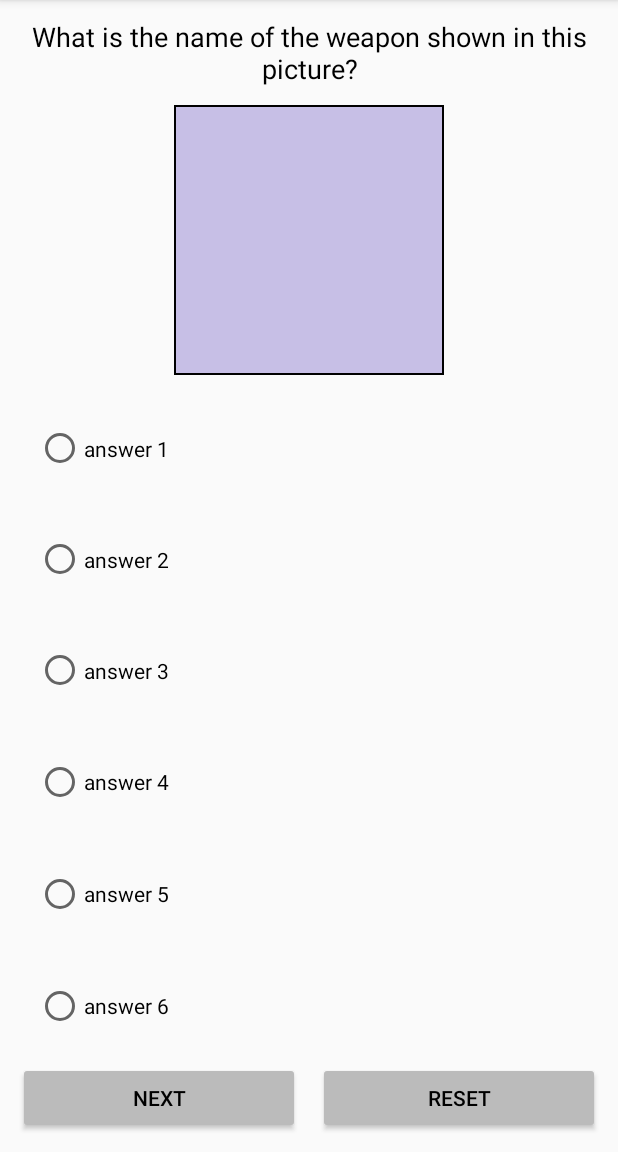
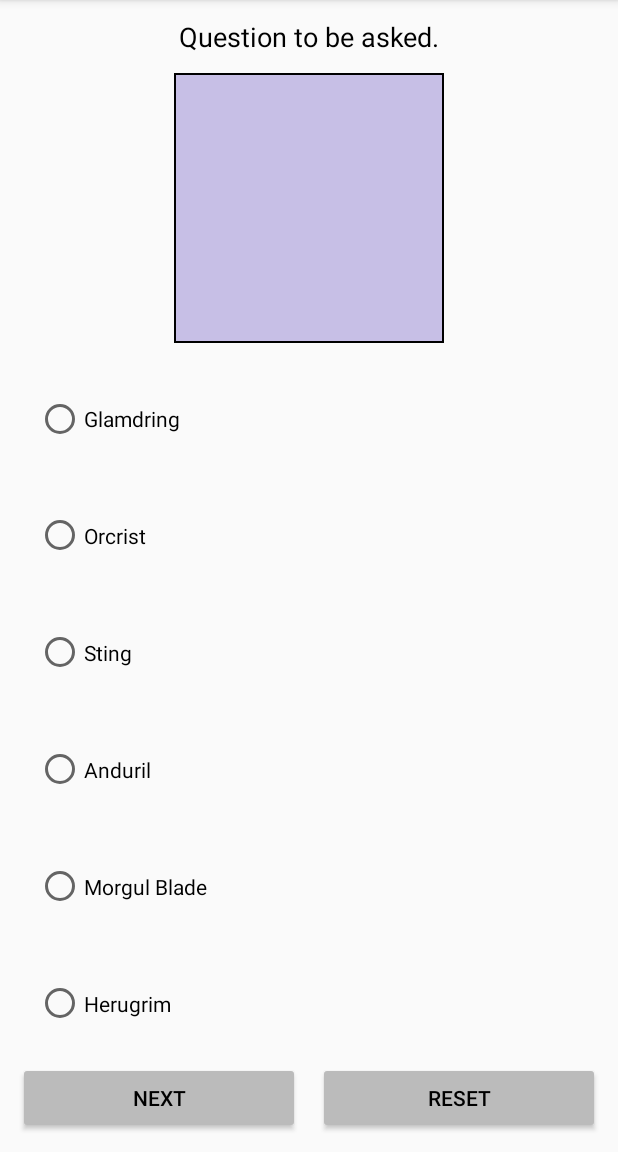
Before and after one commit to ADDPALADIN1983/LordoftheRingsnerdquiz, an Android app: the screen it shows after launch (MainActivity), after a tap on "RESET", on a phone screen of 412 x 824 dp, the part 84-1236 px from its top. Run offline under Robolectric (Android 15) with nearby library versions, the phone set to English and light mode, and no system bars; 1 other tap on this screen came first.

Commit message:
added second isCorrect method in Question class and fine tuned more of the next button functionality

```diff
--- a/app/src/main/java/com/example/alangregos/lordoftheringsnerdquiz/MainActivity.java
+++ b/app/src/main/java/com/example/alangregos/lordoftheringsnerdquiz/MainActivity.java
@@ -3,7 +3,9 @@ package com.example.alangregos.lordoftheringsnerdquiz;
 import android.support.v7.app.AppCompatActivity;
 import android.os.Bundle;
 import android.view.View;
+import android.widget.RadioButton;
 import android.widget.TextView;
+import android.widget.Toast;
 
 
 public class MainActivity extends AppCompatActivity {
@@ -22,16 +24,18 @@ public class MainActivity extends AppCompatActivity {
             "Sting", "Anduril", "Morgul Blade", "Herugrim", R.drawable.Orcrist);
     private Question question6 = new Question(5, "multiple", "Who fought wielding this weapon?", "Bilbo", "Bilbo", "Aaragorn",
             "Gandalf", "Leglas", "Thranduil", "Frodo", R.drawable.The_Hobbit_Sting);
-    private Question question7 = new Question(6, "multiple", "Who fought wielding this weapon?", "", "", "", "Bilbo", "Aragorn",
+    private Question question7 = new Question(6, "multiple", "Who fought wielding this weapon?", "Legolas", "Thorin", null, "Bilbo", "Aragorn",
             "Gandalf", "Legolas", "Thranduil", "Thorin", R.drawable.Orcrist);
     private Question question8 = new Question(7, "multiple", "Who are descended from kings?", "Aragorn", "Legolas", "Thranduil", "Bilbo", "Aragorn",
             "Gandalf", "Legolas", "Thranduil", "Faramir", R.drawable.throne);
 
     private Question question9 = new Question(8, "text", "What is the name of the battering ram from Return of the King?", "Grond", R.drawable.Grond);
     private Question question10 = new Question(9, "text", "What is the name of Gandalf's horse ", "Shadowfax", R.drawable.Shadowfax);
+
+    private Question currentQuestion;
     private int currentQuestionIndex = 0;
     private int numberOfCorrectAnswer = 0;
-    private int totalNumberOfQuestions = 0;
+    private int totalNumberOfQuestions = 13;
 
     @Override
     protected void onCreate(Bundle savedInstanceState) {
@@ -46,23 +50,31 @@ public class MainActivity extends AppCompatActivity {
 //method called when reset button is called to reset the quiz questiong to the first one in the index.
     public void resetQuiz(View view) {
         currentQuestionIndex = 0;
-        changeQuestion();
+        updateCurrentQuestion();
+        updateViews();
     }
 
-    private void isAnswerOneSelected(){
 
-    }
     //method called when next button is clicked to increment the current index and then populate the next question on the screen
     public void nextQuestion(View view) {
-        Question question = getCurrentQuestion();
-        String submitted= "placeholder";
-        numberOfCorrectAnswer += question.checkAnswer(submitted, question.getCorrectAnswerTextOne(), question.getCorrectAnswerTextTwo(), question.getCorrectAnswerTextThree());
+        String submitted = "placeholder";
+        if (currentQuestion.getQuestionStyle() != "text")
+            numberOfCorrectAnswer += currentQuestion.checkAnswer(submitted, currentQuestion.getCorrectAnswerTextOne(), currentQuestion.getCorrectAnswerTextTwo(),
+                    currentQuestion.getCorrectAnswerTextThree());
+        else if (currentQuestion.getQuestionStyle() == "text") {
+            numberOfCorrectAnswer += currentQuestion.checkAnswer(submitted, currentQuestion.getCorrectAnswerTextOne());
+        } else
+            Toast.makeText(this, "There is a problem with the execution of this program", Toast.LENGTH_SHORT).show();
         currentQuestionIndex++;
-        changeQuestion();
+        if (currentQuestionIndex == 9) {
+            String toastText = "You got " + numberOfCorrectAnswer +"/" + totalNumberOfQuestions + "correct. That's " + numberOfCorrectAnswer/totalNumberOfQuestions + "%.";
+                    Toast.makeText(this, toastText, Toast.LENGTH_SHORT).show();
+        }
+        updateViews();
     }
 
     // method to pull the right question object from the list of questions
-    public Question getCurrentQuestion() {
+    public void updateCurrentQuestion() {
         Question question = null;
         if (currentQuestionIndex == 0) {
             question = question1;
@@ -94,15 +106,13 @@ public class MainActivity extends AppCompatActivity {
         if (currentQuestionIndex == 9) {
             question = question10;
         }
-        return question;
+        currentQuestion = question;
     }
 
     // method to update all of the UI elements and text for the current question
-    public void changeQuestion() {
-        Question question = getCurrentQuestion();
-        TextView questionTextView = findViewById(R.id.question);
-        questionTextView.setText(question.getQuestionText());
-        String type = question.getQuestionStyle();
+    public void updateViews() {
+
+        String type = currentQuestion.getQuestionStyle();
 
         // switch to add the view needed for the current question type and remove the UI elements that are not needed for that type of question
         switch (type) {
@@ -121,6 +131,7 @@ public class MainActivity extends AppCompatActivity {
                 textAnswer.setVisibility(View.GONE);
                 break;
             }
+
             case "multiple": {
                 View smallImage = findViewById(R.id.small_image_for_question);
                 smallImage.setVisibility(View.VISIBLE);
@@ -136,6 +147,7 @@ public class MainActivity extends AppCompatActivity {
                 textAnswer.setVisibility(View.GONE);
                 break;
             }
+
             case "text": {
                 View smallImage = findViewById(R.id.small_image_for_question);
                 smallImage.setVisibility(View.GONE);
@@ -151,6 +163,23 @@ public class MainActivity extends AppCompatActivity {
                 textAnswer.setVisibility(View.VISIBLE);
                 break;
             }
+
+        }
+        if (type != "text") {
+            // after the switch changes which views are visible the text boxes are populated with the answer options
+            changeAnswerOne(currentQuestion.getAnswer1());
+            changeAnswerTwo(currentQuestion.getAnswer2());
+            changeAnswerThree(currentQuestion.getAnswer3());
+            changeAnswerFour(currentQuestion.getAnswer4());
+            changeAnswerFive(currentQuestion.getAnswer5());
+            changeAnswerSix(currentQuestion.getAnswer6());
+        } else {
+            changeAnswerOne(null);
+            changeAnswerTwo(null);
+            changeAnswerThree(null);
+            changeAnswerFour(null);
+            changeAnswerFive(null);
+            changeAnswerSix(null);
         }
 
     }
@@ -160,4 +189,76 @@ public class MainActivity extends AppCompatActivity {
         answerTextView.setText(message);
     }
 
+    public void changeAnswerTwo(String message) {
+        TextView answerTextView = findViewById(R.id.answer_two);
+        answerTextView.setText(message);
+    }
+
+    public void changeAnswerThree(String message) {
+        TextView answerTextView = findViewById(R.id.answer_three);
+        answerTextView.setText(message);
+    }
+
+    public void changeAnswerFour(String message) {
+        TextView answerTextView = findViewById(R.id.answer_four);
+        answerTextView.setText(message);
+    }
+
+    public void changeAnswerFive(String message) {
+        TextView answerTextView = findViewById(R.id.answer_five);
+        answerTextView.setText(message);
+    }
+
+    public void changeAnswerSix(String message) {
+        TextView answerTextView = findViewById(R.id.answer_six);
+        answerTextView.setText(message);
+    }
+
+    public void checkQuestionAnswers() {
+
+    }
+
+    private boolean isRadioOneSelected() {
+        boolean clicked;
+        RadioButton button = findViewById(R.id.radio_1);
+        clicked = button.isChecked();
+        return clicked;
+    }
+
+    private boolean isRadioTwoSelected() {
+        boolean clicked;
+        RadioButton button = findViewById(R.id.radio_2);
+        clicked = button.isChecked();
+        return clicked;
+    }
+
+    private boolean isRadioThreeSelected() {
+        boolean clicked;
+        RadioButton button = findViewById(R.id.radio_3);
+        clicked = button.isChecked();
+        return clicked;
+    }
+
+    private boolean isRadioFourSelected() {
+        boolean clicked;
+        RadioButton button = findViewById(R.id.radio_4);
+        clicked = button.isChecked();
+        return clicked;
+    }
+
+    private boolean isRadioFiveSelected() {
+        boolean clicked;
+        RadioButton button = findViewById(R.id.radio_5);
+        clicked = button.isChecked();
+        return clicked;
+    }
+
+    private boolean isRadioSixSelected() {
+        boolean clicked;
+        RadioButton button = findViewById(R.id.radio_6);
+        clicked = button.isChecked();
+        return clicked;
+    }
+
+
 }
```
Also changed, not shown: app/src/main/java/com/example/alangregos/lordoftheringsnerdquiz/Question.java (+7 -1 lines).
